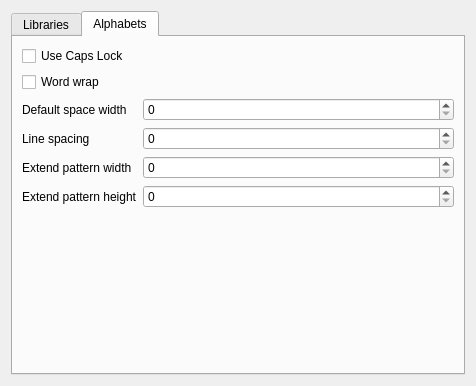
Before: the Qt Designer form ui/LibraryConfigPage.ui in KDE/kxstitch, drawn with Qt 5.
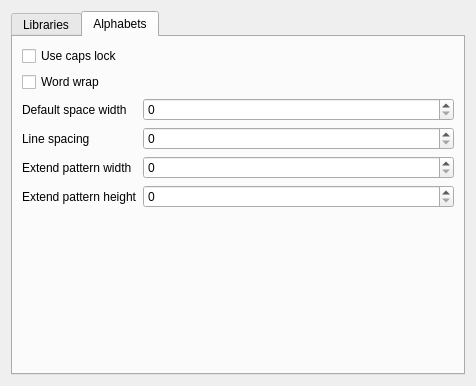
After: the same form once the commit is applied. The open tabs and pages were chosen to show the change.

```diff
--- a/ui/LibraryConfigPage.ui
+++ b/ui/LibraryConfigPage.ui
@@ -44,7 +44,7 @@
        <item>
         <widget class="QCheckBox" name="kcfg_Alphabet_UseCapsLock">
          <property name="text">
-          <string>Use Caps Lock</string>
+          <string>Use caps lock</string>
          </property>
         </widget>
        </item>
```
